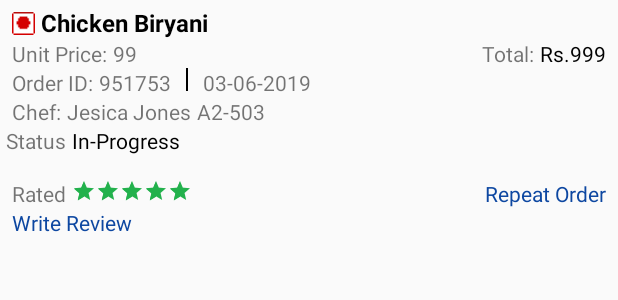
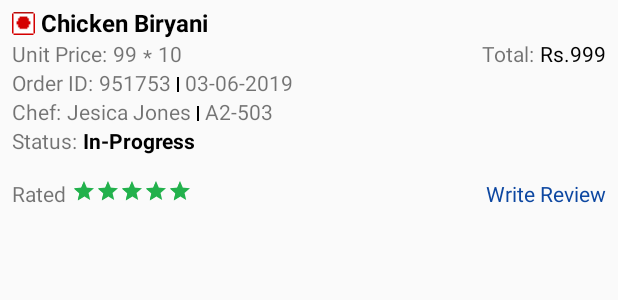
Before and after one commit to sarithvasu/NextDoor, an Android app: the layout order_history_row.xml on its own in the app's theme, with its tools: preview values and no code run, on a phone screen of 412 x 824 dp. Shown: the top 300 px of the screen. Run offline under Robolectric (Android 15) with nearby library versions, the phone set to English and light mode, and no system bars.

Commit message:
added review layout

```diff
--- a/app/src/main/res/layout/order_history_row.xml
+++ b/app/src/main/res/layout/order_history_row.xml
@@ -63,18 +63,20 @@
             app:layout_constraintStart_toEndOf="@+id/textView38" app:layout_constraintTop_toBottomOf="@+id/textView31"/>
     <View
             android:layout_width="1dp"
-            android:layout_height="15dp"
+            android:layout_height="10dp"
             android:layout_gravity="center"
             android:background="@color/Black"
             android:id="@+id/view1"
-            app:layout_constraintTop_toTopOf="@+id/tv_order_id_history_row" android:layout_marginStart="10dp"
-            app:layout_constraintStart_toEndOf="@+id/tv_order_id_history_row"/>
+            app:layout_constraintTop_toTopOf="@+id/tv_order_id_history_row"
+            android:layout_marginStart="4dp"
+            app:layout_constraintStart_toEndOf="@+id/tv_order_id_history_row"
+            android:layout_marginTop="6dp"/>
     <TextView
             android:text="03-06-2019"
             android:layout_width="wrap_content"
             android:layout_height="wrap_content"
             android:id="@+id/textView40"
-            app:layout_constraintTop_toBottomOf="@+id/textView31" android:layout_marginStart="10dp"
+            app:layout_constraintTop_toBottomOf="@+id/textView31" android:layout_marginStart="4dp"
             app:layout_constraintStart_toEndOf="@+id/view1"/>
     <TextView
             android:text="@string/chef"
@@ -90,19 +92,28 @@
             android:id="@+id/tv_chef_name_history_row"
             app:layout_constraintTop_toBottomOf="@+id/textView38" android:layout_marginStart="4dp"
             app:layout_constraintStart_toEndOf="@+id/textView41"/>
+    <View
+            android:layout_width="1dp"
+            android:layout_height="10dp"
+            android:layout_gravity="center"
+            android:background="@color/Black"
+            android:id="@+id/view2"
+            app:layout_constraintTop_toBottomOf="@+id/tv_order_id_history_row"
+            app:layout_constraintStart_toEndOf="@+id/tv_chef_name_history_row" android:layout_marginStart="4dp"
+            android:layout_marginTop="6dp"/>
     <TextView
             android:text="A2-503"
             android:layout_width="wrap_content"
             android:layout_height="wrap_content"
             android:id="@+id/tv_chef_flat_number_history_row"
-            app:layout_constraintTop_toBottomOf="@+id/textView40" android:layout_marginStart="4dp"
-            app:layout_constraintStart_toEndOf="@+id/tv_chef_name_history_row"/>
+            app:layout_constraintTop_toBottomOf="@+id/textView40"
+            android:layout_marginStart="4dp" app:layout_constraintStart_toEndOf="@+id/view2"/>
     <TextView
-            android:text="Status"
+            android:text="Status:"
             android:layout_width="wrap_content"
             android:layout_height="wrap_content"
             android:id="@+id/textView44" app:layout_constraintStart_toStartOf="parent"
-            android:layout_marginStart="4dp"
+            android:layout_marginStart="8dp"
             app:layout_constraintTop_toBottomOf="@+id/textView41"/>
     <TextView
             android:text="In-Progress"
@@ -110,7 +121,8 @@
             android:layout_height="wrap_content"
             android:id="@+id/tv_order_status_history_row"
             app:layout_constraintTop_toBottomOf="@+id/tv_chef_name_history_row" android:layout_marginStart="4dp"
-            app:layout_constraintStart_toEndOf="@+id/textView44" android:textColor="@color/Black"/>
+            app:layout_constraintStart_toEndOf="@+id/textView44" android:textColor="@color/Black"
+            android:textStyle="bold"/>
     <TextView
             android:text="Rated"
             android:layout_width="wrap_content"
@@ -119,20 +131,13 @@
             android:layout_marginStart="8dp"
             app:layout_constraintTop_toBottomOf="@+id/textView44" android:layout_marginTop="16dp"/>
     <TextView
-            android:text="Repeat Order"
-            android:layout_width="wrap_content"
-            android:layout_height="wrap_content"
-            android:id="@+id/textView47"
-            android:layout_marginEnd="8dp"
-            app:layout_constraintEnd_toEndOf="parent" android:textColor="@color/DarkBlue"
-            app:layout_constraintTop_toTopOf="@+id/ratingBar_history_row"/>
-    <TextView
             android:text="Write Review"
             android:layout_width="wrap_content"
             android:layout_height="wrap_content"
             android:id="@+id/textView48"
-            app:layout_constraintTop_toBottomOf="@+id/textView46" app:layout_constraintStart_toStartOf="parent"
-            android:layout_marginStart="8dp" android:textColor="@color/DarkBlue"/>
+            android:textColor="@color/DarkBlue"
+            app:layout_constraintEnd_toEndOf="parent"
+            android:layout_marginEnd="8dp" app:layout_constraintTop_toTopOf="@+id/ratingBar_history_row"/>
     <RatingBar
             android:layout_width="wrap_content"
             android:layout_height="wrap_content"
@@ -144,4 +149,18 @@
             android:layout_marginStart="4dp"
             app:layout_constraintStart_toEndOf="@+id/textView46"
             android:layout_marginTop="16dp"/>
+    <TextView
+            android:text="*"
+            android:layout_width="wrap_content"
+            android:layout_height="wrap_content"
+            android:id="@+id/textView29" app:layout_constraintStart_toEndOf="@+id/textView35"
+            android:layout_marginStart="4dp"
+            app:layout_constraintTop_toBottomOf="@+id/tv_dish_name_history_row" android:layout_marginTop="2dp"/>
+    <TextView
+            android:text="10"
+            android:layout_width="wrap_content"
+            android:layout_height="wrap_content"
+            android:id="@+id/tv_dish_quantity_history_row" android:layout_marginStart="4dp"
+            app:layout_constraintStart_toEndOf="@+id/textView29"
+            app:layout_constraintTop_toBottomOf="@+id/tv_dish_name_history_row"/>
 </android.support.constraint.ConstraintLayout>
--- /dev/null
+++ b/app/src/main/res/layout/write_review.xml
@@ -0,0 +1,14 @@
+<?xml version="1.0" encoding="utf-8"?>
+<android.support.constraint.ConstraintLayout xmlns:android="http://schemas.android.com/apk/res/android"
+                                             xmlns:app="http://schemas.android.com/apk/res-auto" xmlns:tools="http://schemas.android.com/tools" android:layout_width="match_parent"
+                                             android:layout_height="match_parent" android:background="@color/LightGrey">
+
+    <TextView
+            android:text="review for kadai paneer"
+            android:layout_width="wrap_content"
+            android:layout_height="wrap_content"
+            android:id="@+id/textView36" app:layout_constraintStart_toStartOf="parent"
+            android:layout_marginStart="12dp" app:layout_constraintTop_toTopOf="parent"
+            android:layout_marginTop="12dp" android:textSize="18sp" android:textColor="@color/Black"
+            android:textStyle="bold"/>
+</android.support.constraint.ConstraintLayout>
```
